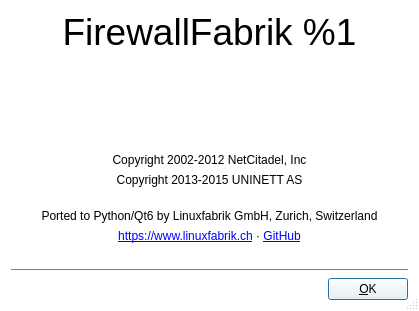
Before: the Qt Designer form src/firewallfabrik/gui/ui/aboutdialog_q.ui in Linuxfabrik/firewallfabrik, drawn with Qt 5.
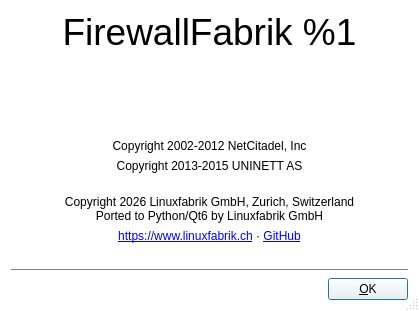
After: the same form once the commit is applied. Icons and pictures are not drawn.

Commit message: fix(gui): restore Copyright 2026 notice in About dialog

Patch:
```diff
--- a/src/firewallfabrik/gui/ui/aboutdialog_q.ui
+++ b/src/firewallfabrik/gui/ui/aboutdialog_q.ui
@@ -440,7 +440,8 @@
    <item row="5" column="0" colspan="2">
     <widget class="QLabel" name="label">
      <property name="text">
-      <string>Ported to Python/Qt6 by Linuxfabrik GmbH, Zurich, Switzerland</string>
+      <string>Copyright 2026 Linuxfabrik GmbH, Zurich, Switzerland
+Ported to Python/Qt6 by Linuxfabrik GmbH</string>
      </property>
      <property name="alignment">
       <set>Qt::AlignmentFlag::AlignCenter</set>
```
